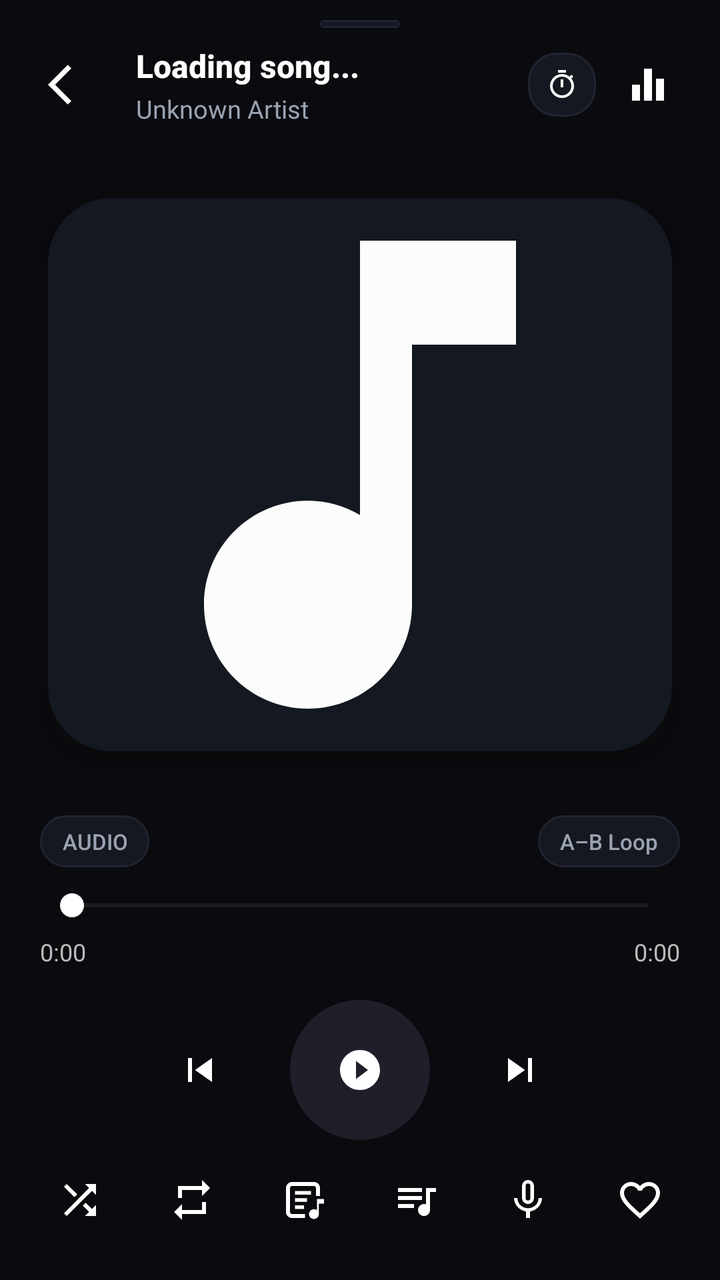
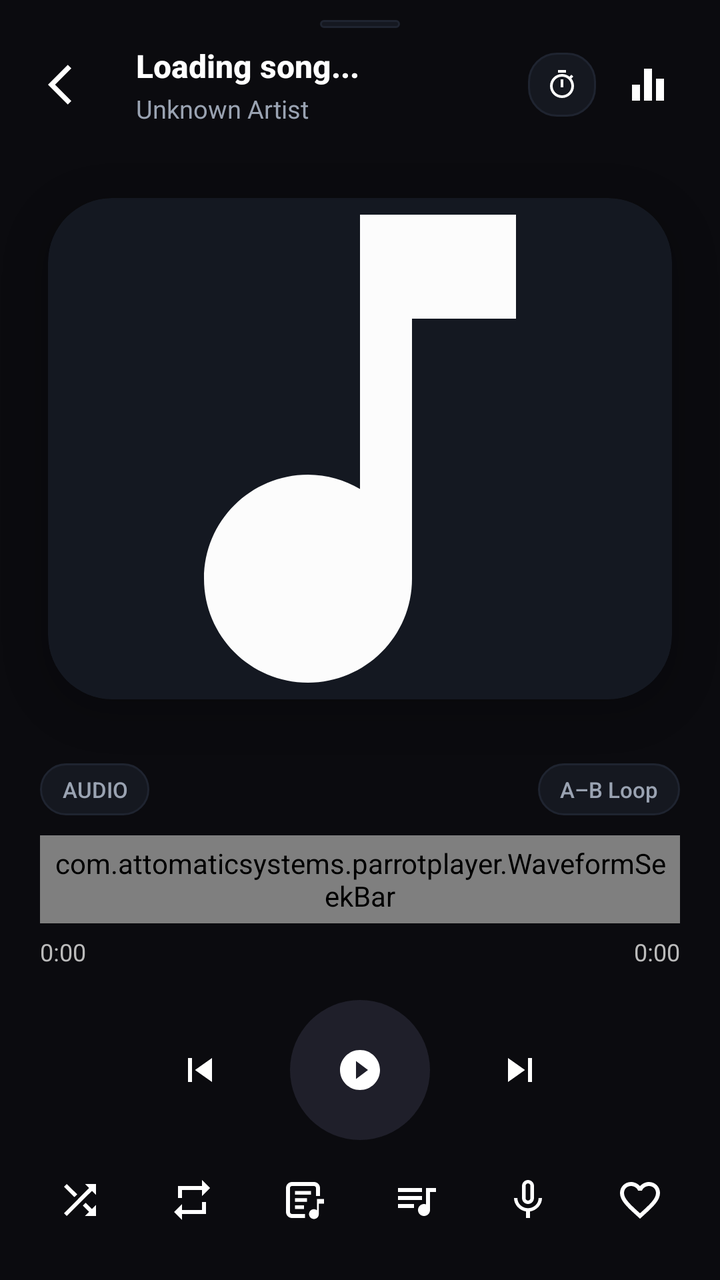

An Android layout rendered at two revisions. The XML below is the earlier revision; the diff shows what the commit changed to produce the second picture.
<!-- AndroidManifest.xml: activity theme ParrotPlayerTheme -->
<!-- res/layout/activity_player.xml -->
<?xml version="1.0" encoding="utf-8"?>
<androidx.constraintlayout.widget.ConstraintLayout
    xmlns:android="http://schemas.android.com/apk/res/android"
    xmlns:app="http://schemas.android.com/apk/res-auto"
    xmlns:tools="http://schemas.android.com/tools"
    android:id="@+id/playerRootLayout"
    android:layout_width="match_parent"
    android:layout_height="match_parent"
    android:background="#0B0B0F"
    tools:context=".PlayerActivity">

    
    <View
        android:id="@+id/playerDragHandle"
        android:layout_width="40dp"
        android:layout_height="4dp"
        android:layout_marginTop="10dp"
        android:background="@drawable/card_surface_bg"
        app:layout_constraintEnd_toEndOf="parent"
        app:layout_constraintStart_toStartOf="parent"
        app:layout_constraintTop_toTopOf="parent" />

    
    <LinearLayout
        android:id="@+id/topBar"
        android:layout_width="0dp"
        android:layout_height="wrap_content"
        android:gravity="center_vertical"
        android:orientation="horizontal"
        android:paddingStart="16dp"
        android:paddingTop="8dp"
        android:paddingEnd="16dp"
        android:paddingBottom="12dp"
        app:layout_constraintEnd_toEndOf="parent"
        app:layout_constraintStart_toStartOf="parent"
        app:layout_constraintTop_toBottomOf="@id/playerDragHandle">

        <ImageButton
            android:id="@+id/btnback"
            android:layout_width="40dp"
            android:layout_height="40dp"
            android:background="?attr/selectableItemBackgroundBorderless"
            android:src="@drawable/ic_back"
            android:tint="#FFFFFF" />

        <LinearLayout
            android:layout_width="0dp"
            android:layout_height="wrap_content"
            android:layout_weight="1"
            android:orientation="vertical"
            android:paddingStart="12dp"
            android:paddingEnd="12dp">

            <TextView
                android:id="@+id/txtSong"
                android:layout_width="match_parent"
                android:layout_height="wrap_content"
                android:ellipsize="marquee"
                android:focusable="true"
                android:focusableInTouchMode="true"
                android:fontFamily="sans-serif-medium"
                android:marqueeRepeatLimit="marquee_forever"
                android:singleLine="true"
                android:text="Loading song..."
                android:textColor="#FFFFFF"
                android:textSize="16sp"
                android:textStyle="bold" />

            <TextView
                android:id="@+id/txtArtistAlbum"
                android:layout_width="match_parent"
                android:layout_height="wrap_content"
                android:layout_marginTop="2dp"
                android:background="?attr/selectableItemBackground"
                android:clickable="true"
                android:ellipsize="end"
                android:focusable="true"
                android:singleLine="true"
                android:text="Unknown Artist"
                android:textColor="#9AA3B2"
                android:textSize="12.5sp" />
        </LinearLayout>

        <LinearLayout
            android:id="@+id/btnTimerSpeed"
            android:layout_width="wrap_content"
            android:layout_height="32dp"
            android:layout_marginEnd="6dp"
            android:background="@drawable/card_surface_bg"
            android:clickable="true"
            android:focusable="true"
            android:gravity="center"
            android:orientation="horizontal"
            android:paddingStart="9dp"
            android:paddingEnd="9dp">

            <ImageView
                android:id="@+id/imgTimerSpeedIcon"
                android:layout_width="16dp"
                android:layout_height="16dp"
                android:src="@drawable/ic_timer"
                app:tint="#FFFFFF" />

            <TextView
                android:id="@+id/txtTimerSpeedStatus"
                android:layout_width="wrap_content"
                android:layout_height="wrap_content"
                android:layout_marginStart="5dp"
                android:fontFamily="sans-serif-medium"
                android:singleLine="true"
                android:text="15:00"
                android:textColor="#4CAF50"
                android:textSize="11sp"
                android:visibility="gone" />
        </LinearLayout>

        <ImageButton
            android:id="@+id/btnEq"
            android:layout_width="40dp"
            android:layout_height="40dp"
            android:background="?attr/selectableItemBackgroundBorderless"
            android:src="@drawable/ic_equalizer"
            android:tint="#FFFFFF" />
    </LinearLayout>

    
    <androidx.cardview.widget.CardView
        android:id="@+id/imgViewCard"
        android:layout_width="0dp"
        android:layout_height="0dp"
        android:layout_margin="24dp"
        app:cardBackgroundColor="#141821"
        app:cardCornerRadius="32dp"
        app:cardElevation="10dp"
        app:layout_constraintBottom_toTopOf="@id/playerControls"
        app:layout_constraintEnd_toEndOf="parent"
        app:layout_constraintStart_toStartOf="parent"
        app:layout_constraintTop_toBottomOf="@id/topBar">

        <FrameLayout
            android:layout_width="match_parent"
            android:layout_height="match_parent">

            <ImageView
                android:id="@+id/imgView"
                android:layout_width="match_parent"
                android:layout_height="match_parent"
                android:scaleType="centerCrop"
                android:src="@drawable/ic_music" />

            
            <LinearLayout
                android:id="@+id/liveLyricBanner"
                android:layout_width="match_parent"
                android:layout_height="wrap_content"
                android:layout_gravity="bottom"
                android:layout_margin="14dp"
                android:background="@drawable/card_surface_bg"
                android:clickable="true"
                android:elevation="4dp"
                android:focusable="true"
                android:gravity="center_vertical"
                android:orientation="horizontal"
                android:paddingStart="14dp"
                android:paddingTop="10dp"
                android:paddingEnd="14dp"
                android:paddingBottom="10dp"
                android:visibility="gone">

                <ImageView
                    android:id="@+id/imgLiveLyricIcon"
                    android:layout_width="18dp"
                    android:layout_height="18dp"
                    android:src="@drawable/ic_lyrics"
                    app:tint="#4CAF50" />

                <TextView
                    android:id="@+id/txtLiveLyricLine"
                    android:layout_width="0dp"
                    android:layout_height="wrap_content"
                    android:layout_marginStart="10dp"
                    android:layout_weight="1"
                    android:ellipsize="end"
                    android:fontFamily="sans-serif-medium"
                    android:maxLines="2"
                    android:text="♪ Lyrics available"
                    android:textColor="#F5F7FA"
                    android:textSize="13.5sp" />

                <TextView
                    android:id="@+id/txtLiveLyricExpand"
                    android:layout_width="wrap_content"
                    android:layout_height="wrap_content"
                    android:layout_marginStart="8dp"
                    android:fontFamily="sans-serif-medium"
                    android:text="VIEW"
                    android:textColor="#4CAF50"
                    android:textSize="11sp"
                    android:textStyle="bold" />
            </LinearLayout>

            
            <LinearLayout
                android:id="@+id/lyricsOverlayContainer"
                android:layout_width="match_parent"
                android:layout_height="match_parent"
                android:background="#E60B0D13"
                android:clickable="true"
                android:focusable="true"
                android:orientation="vertical"
                android:visibility="gone">

                <LinearLayout
                    android:layout_width="match_parent"
                    android:layout_height="wrap_content"
                    android:gravity="center_vertical"
                    android:orientation="horizontal"
                    android:paddingStart="18dp"
                    android:paddingTop="14dp"
                    android:paddingEnd="14dp"
                    android:paddingBottom="8dp">

                    <TextView
                        android:id="@+id/txtLyricsBadge"
                        android:layout_width="0dp"
                        android:layout_height="wrap_content"
                        android:layout_weight="1"
                        android:fontFamily="sans-serif-medium"
                        android:letterSpacing="0.08"
                        android:text="SYNCED LYRICS"
                        android:textColor="#4CAF50"
                        android:textSize="11.5sp"
                        android:textStyle="bold" />

                    <TextView
                        android:id="@+id/btnCloseLyricsOverlay"
                        android:layout_width="wrap_content"
                        android:layout_height="28dp"
                        android:background="@drawable/card_surface_bg"
                        android:clickable="true"
                        android:focusable="true"
                        android:fontFamily="sans-serif-medium"
                        android:gravity="center"
                        android:paddingStart="12dp"
                        android:paddingEnd="12dp"
                        android:text="Album Art"
                        android:textColor="#D5DCE6"
                        android:textSize="11.5sp" />
                </LinearLayout>

                <ScrollView
                    android:id="@+id/lyricsScrollView"
                    android:layout_width="match_parent"
                    android:layout_height="0dp"
                    android:layout_weight="1"
                    android:clipToPadding="false"
                    android:paddingStart="20dp"
                    android:paddingTop="70dp"
                    android:paddingEnd="20dp"
                    android:paddingBottom="90dp"
                    android:scrollbars="none">

                    <LinearLayout
                        android:id="@+id/lyricsLinesContainer"
                        android:layout_width="match_parent"
                        android:layout_height="wrap_content"
                        android:gravity="center_horizontal"
                        android:orientation="vertical" />
                </ScrollView>
            </LinearLayout>
        </FrameLayout>
    </androidx.cardview.widget.CardView>

    
    <LinearLayout
        android:id="@+id/playerControls"
        android:layout_width="0dp"
        android:layout_height="wrap_content"
        android:orientation="vertical"
        android:paddingStart="20dp"
        android:paddingTop="8dp"
        android:paddingEnd="20dp"
        android:paddingBottom="20dp"
        app:layout_constraintBottom_toBottomOf="parent"
        app:layout_constraintEnd_toEndOf="parent"
        app:layout_constraintStart_toStartOf="parent">

        
        <LinearLayout
            android:layout_width="match_parent"
            android:layout_height="wrap_content"
            android:layout_marginBottom="10dp"
            android:gravity="center_vertical"
            android:orientation="horizontal">

            <LinearLayout
                android:layout_width="0dp"
                android:layout_height="wrap_content"
                android:layout_weight="1"
                android:orientation="horizontal">

                <TextView
                    android:id="@+id/txtAudioQualityPill"
                    android:layout_width="wrap_content"
                    android:layout_height="26dp"
                    android:background="@drawable/card_surface_bg"
                    android:clickable="true"
                    android:ellipsize="end"
                    android:focusable="true"
                    android:fontFamily="sans-serif-medium"
                    android:gravity="center"
                    android:paddingStart="11dp"
                    android:paddingEnd="11dp"
                    android:singleLine="true"
                    android:text="AUDIO"
                    android:textColor="#9AA3B2"
                    android:textSize="11sp" />
            </LinearLayout>

            <TextView
                android:id="@+id/txtTrackCounter"
                android:layout_width="wrap_content"
                android:layout_height="26dp"
                android:layout_marginStart="6dp"
                android:layout_marginEnd="6dp"
                android:background="@drawable/card_surface_bg"
                android:fontFamily="sans-serif-medium"
                android:gravity="center"
                android:paddingStart="10dp"
                android:paddingEnd="10dp"
                android:singleLine="true"
                android:text="#1 • 1/1"
                android:textColor="#D5DCE6"
                android:textSize="11sp"
                android:visibility="gone" />

            <TextView
                android:id="@+id/txtAbLoopPill"
                android:layout_width="wrap_content"
                android:layout_height="26dp"
                android:background="@drawable/card_surface_bg"
                android:clickable="true"
                android:focusable="true"
                android:fontFamily="sans-serif-medium"
                android:gravity="center"
                android:paddingStart="11dp"
                android:paddingEnd="11dp"
                android:text="A–B Loop"
                android:textColor="#9AA3B2"
                android:textSize="11sp" />
        </LinearLayout>

        
        <SeekBar
            android:id="@+id/seekBar"
            android:layout_width="match_parent"
            android:layout_height="wrap_content"
            android:progressBackgroundTint="#444"
            android:progressTint="#4CAF50"
            android:thumbTint="#FFFFFF" />

        <LinearLayout
            android:layout_width="match_parent"
            android:layout_height="wrap_content"
            android:orientation="horizontal"
            android:paddingTop="6dp">

            <TextView
                android:id="@+id/txtSongStart"
                android:layout_width="wrap_content"
                android:layout_height="wrap_content"
                android:text="0:00"
                android:textColor="#BBBBBB"
                android:textSize="12sp" />

            <View
                android:layout_width="0dp"
                android:layout_height="1dp"
                android:layout_weight="1" />

            <TextView
                android:id="@+id/txtSongEnd"
                android:layout_width="wrap_content"
                android:layout_height="wrap_content"
                android:text="0:00"
                android:textColor="#BBBBBB"
                android:textSize="12sp" />
        </LinearLayout>

        
        <LinearLayout
            android:layout_width="match_parent"
            android:layout_height="wrap_content"
            android:gravity="center"
            android:paddingTop="16dp">

            <ImageButton
                android:id="@+id/btnPrevious"
                android:layout_width="50dp"
                android:layout_height="50dp"
                android:background="?attr/selectableItemBackgroundBorderless"
                android:src="@drawable/ic_previous"
                app:tint="#FFFFFF" />

            <ImageButton
                android:id="@+id/btnPlay"
                android:layout_width="70dp"
                android:layout_height="70dp"
                android:layout_marginHorizontal="20dp"
                android:background="@drawable/circle_button"
                android:src="@drawable/ic_play"
                app:tint="#FFFFFF" />

            <ImageButton
                android:id="@+id/btnNext"
                android:layout_width="50dp"
                android:layout_height="50dp"
                android:background="?attr/selectableItemBackgroundBorderless"
                android:src="@drawable/ic_next"
                app:tint="#FFFFFF" />
        </LinearLayout>

        
        <LinearLayout
            android:layout_width="match_parent"
            android:layout_height="wrap_content"
            android:gravity="center"
            android:paddingTop="10dp">

            <ImageButton
                android:id="@+id/btnShuffle"
                android:layout_width="40dp"
                android:layout_height="40dp"
                android:background="?attr/selectableItemBackgroundBorderless"
                android:src="@drawable/ic_shuffle"
                app:tint="#FFFFFF" />

            <ImageButton
                android:id="@+id/btnRepeat"
                android:layout_width="40dp"
                android:layout_height="40dp"
                android:layout_marginStart="16dp"
                android:background="?attr/selectableItemBackgroundBorderless"
                android:src="@drawable/ic_repeat"
                app:tint="#FFFFFF" />

            <ImageButton
                android:id="@+id/btnLyrics"
                android:layout_width="40dp"
                android:layout_height="40dp"
                android:layout_marginStart="16dp"
                android:background="?attr/selectableItemBackgroundBorderless"
                android:src="@drawable/ic_lyrics"
                app:tint="#FFFFFF" />

            <ImageButton
                android:id="@+id/btnQueue"
                android:layout_width="40dp"
                android:layout_height="40dp"
                android:layout_marginStart="16dp"
                android:background="?attr/selectableItemBackgroundBorderless"
                android:src="@drawable/ic_queue"
                app:tint="#FFFFFF" />

            <ImageButton
                android:id="@+id/btnMic"
                android:layout_width="40dp"
                android:layout_height="40dp"
                android:layout_marginStart="16dp"
                android:background="?attr/selectableItemBackgroundBorderless"
                android:src="@drawable/ic_mic"
                app:tint="#FFFFFF" />

            <ImageButton
                android:id="@+id/btnfav"
                android:layout_width="40dp"
                android:layout_height="40dp"
                android:layout_marginStart="16dp"
                android:background="?attr/selectableItemBackgroundBorderless"
                android:src="@drawable/ic_fav"
                app:tint="#FFFFFF" />
        </LinearLayout>

    </LinearLayout>

</androidx.constraintlayout.widget.ConstraintLayout>
<!-- resources referenced by this layout -->
<resources>
  <!-- drawable card_surface_bg (drawable) -->
  <?xml version="1.0" encoding="utf-8"?>
  <shape xmlns:android="http://schemas.android.com/apk/res/android"
      android:shape="rectangle">
      <solid android:color="#151820" />
      <corners android:radius="14dp" />
      <stroke
          android:width="1dp"
          android:color="#1F2430" />
  </shape>
  <!-- drawable circle_button (drawable) -->
  <shape xmlns:android="http://schemas.android.com/apk/res/android"
      android:shape="oval">
  
      <solid android:color="#1F1F2A"/>
  
      <size
          android:width="70dp"
          android:height="70dp"/>
  </shape>
  <!-- drawable ic_back (drawable) -->
  <vector android:height="24dp" android:tint="#B6B5B5"
      android:viewportHeight="24" android:viewportWidth="24"
      android:width="24dp" xmlns:android="http://schemas.android.com/apk/res/android">
      <path android:fillColor="@android:color/white" android:pathData="M11.67,3.87L9.9,2.1 0,12l9.9,9.9 1.77,-1.77L3.54,12z"/>
  </vector>
  <!-- drawable ic_equalizer (drawable) -->
  <vector android:height="24dp" android:tint="#B6B5B5"
      android:viewportHeight="24" android:viewportWidth="24"
      android:width="24dp" xmlns:android="http://schemas.android.com/apk/res/android">
      <path android:fillColor="#B6B5B5" android:pathData="M10,20h4L14,4h-4v16zM4,20h4v-8L4,12v8zM16,9v11h4L20,9h-4z"/>
  </vector>
  <!-- drawable ic_music (drawable) -->
  <vector android:height="24dp" android:tint="#FCFCFC"
      android:viewportHeight="24" android:viewportWidth="24"
      android:width="24dp" xmlns:android="http://schemas.android.com/apk/res/android">
      <path android:fillColor="@android:color/white" android:pathData="M12,3v10.55c-0.59,-0.34 -1.27,-0.55 -2,-0.55 -2.21,0 -4,1.79 -4,4s1.79,4 4,4 4,-1.79 4,-4V7h4V3h-6z"/>
  </vector>
  <!-- drawable ic_next (drawable) -->
  <vector android:height="24dp" android:tint="#B6B5B5"
      android:viewportHeight="24" android:viewportWidth="24"
      android:width="24dp" xmlns:android="http://schemas.android.com/apk/res/android">
      <path android:fillColor="#B6B5B5" android:pathData="M6,18l8.5,-6L6,6v12zM16,6v12h2V6h-2z"/>
  </vector>
  <!-- drawable ic_previous (drawable) -->
  <vector android:height="24dp" android:tint="#B6B5B5"
      android:viewportHeight="24" android:viewportWidth="24"
      android:width="24dp" xmlns:android="http://schemas.android.com/apk/res/android">
      <path android:fillColor="@android:color/white" android:pathData="M6,6h2v12L6,18zM9.5,12l8.5,6L18,6z"/>
  </vector>
  <!-- drawable ic_repeat (drawable) -->
  <vector xmlns:android="http://schemas.android.com/apk/res/android"
      android:width="24dp"
      android:height="24dp"
      android:viewportWidth="24"
      android:viewportHeight="24"
      >
    <path
        android:fillColor="#B6B5B5"
        android:pathData="M7,7h10v3l4,-4 -4,-4v3L5,5v6h2L7,7zM17,17L7,17v-3l-4,4 4,4v-3h12v-6h-2v4z"/>
  </vector>
  <style name="ParrotPlayerTheme" parent="ParrotNoActionBar">
          <item name="android:windowIsTranslucent">true</item>
          <item name="android:windowBackground">@android:color/transparent</item>
          <item name="android:windowAnimationStyle">@style/ParrotPlayerAnimation</item>
      </style>
  <style name="ParrotNoActionBar" parent="Theme.AppCompat.NoActionBar">
          <item name="windowActionModeOverlay">true</item>
          <item name="android:windowActionModeOverlay">true</item>
          <item name="actionModeBackground">@color/action_mode_bg</item>
          <item name="android:actionModeBackground">@color/action_mode_bg</item>
          <item name="colorAccent">@color/parrot_accent</item>
      </style>
  <color name="action_mode_bg">#181A1D</color>
  <color name="parrot_accent">#4CAF50</color>
  <!-- unchanged entries left out for length: 8 -->
</resources>

<!-- the commit's change to res/layout/activity_player.xml (unified diff, before → after) -->
@@ -351,13 +351,12 @@
         </LinearLayout>
 
         
-        <SeekBar
+        <com.attomaticsystems.parrotplayer.WaveformSeekBar
             android:id="@+id/seekBar"
             android:layout_width="match_parent"
-            android:layout_height="wrap_content"
-            android:progressBackgroundTint="#444"
-            android:progressTint="#4CAF50"
-            android:thumbTint="#FFFFFF" />
+            android:layout_height="44dp"
+            android:paddingStart="4dp"
+            android:paddingEnd="4dp" />
 
         <LinearLayout
             android:layout_width="match_parent"
